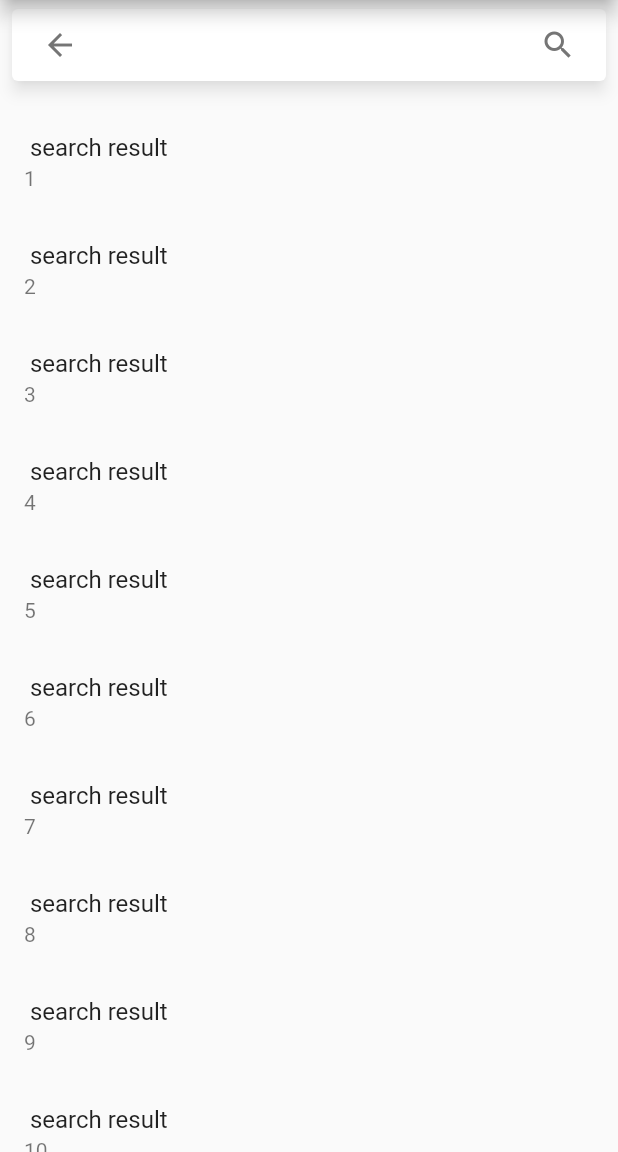
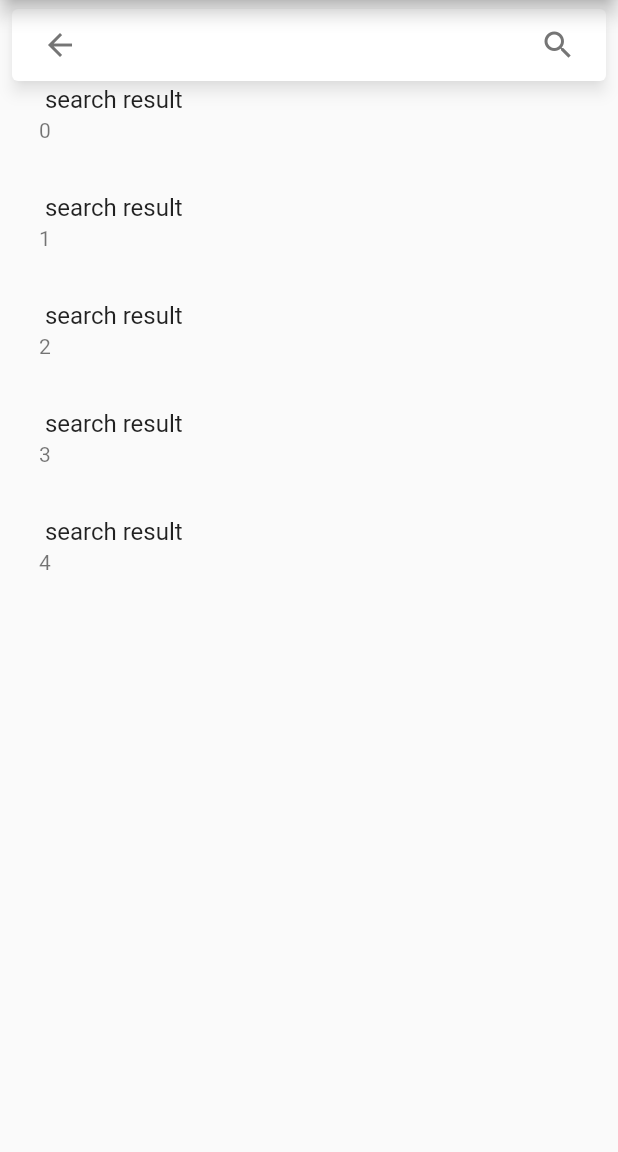
Before and after one commit to SwarajErra/hybrid, a Flutter app: the jobhomePage screen opened directly, on a phone screen of 412 x 824 dp, the part 84-1236 px from its top. Run offline on Flutter 3.47's test engine with Material 2 defaults, Android fonts, the phone set to English and light mode, and no system bars; drawn by our look-alikes of material_floating_search_bar; our stand-ins replace google_fonts, simple_gradient_text.

Commit message:
search bar

```diff
--- a/lib/Jobhomepage/JobhomePage.dart
+++ b/lib/Jobhomepage/JobhomePage.dart
@@ -11,11 +11,6 @@ class jobhomePage extends StatefulWidget {
 }
 
 class _jobhomePageState extends State<jobhomePage> {
-  static const historyLenght = 5;
-  Iterable<String> _searchHistory =
-      ['fuchsia', 'flutter', 'new iteam'].reversed;
-  List<String> filteredSearchHistory = [];
-  String titleInput = "";
 
   @override
   Widget build(BuildContext context) {
--- a/lib/Jobhomepage/Searchbar.dart
+++ b/lib/Jobhomepage/Searchbar.dart
@@ -20,14 +20,13 @@ class _searchBarState extends State<searchBar> {
   }
 
 // The currently searched-for term
-    String selectedTerm="";
+     String selectedTerm="";
 
 // The "raw" history that we don't access from the UI, prefilled with values
   List<String> _searchHistory = [
-    'fuchsia',
-    'flutter',
-    'widgets',
-    'resocoder',
+    'Any',
+    'Information Technology',
+    'general labour',
   ];
 
   late List<String> filteredSearchHistory;
@@ -78,6 +77,7 @@ class _searchBarState extends State<searchBar> {
 
   Widget build(BuildContext context) {
     return Scaffold(
+      resizeToAvoidBottomInset: false,
       body: FloatingSearchBar(
         controller: controller,
         body: FloatingSearchBarScrollNotifier(
@@ -90,7 +90,7 @@ class _searchBarState extends State<searchBar> {
             physics: BouncingScrollPhysics(),
             // Title is displayed on an unopened (inactive) search bar
             title: Text(
-              selectedTerm ?? 'search job',
+              selectedTerm,
               style: Theme.of(context).textTheme.headline6,
             ),
             // Hint gets displayed once the search bar is tapped and opened
--- a/lib/Jobhomepage/searchresultlistview.dart
+++ b/lib/Jobhomepage/searchresultlistview.dart
@@ -1,9 +1,8 @@
 import 'package:flutter/material.dart';
-
-
+import 'package:material_floating_search_bar/material_floating_search_bar.dart';
 
 class SearchResultsListView extends StatelessWidget {
-  final String searchTerm;
+  final String? searchTerm;
 
   const SearchResultsListView({
     required Key key,
@@ -24,15 +23,17 @@ class SearchResultsListView extends StatelessWidget {
             Text(
               'Start searching',
               style: Theme.of(context).textTheme.headline5,
-            )
+            ),
           ],
         ),
       );
     }
+    final fsb = FloatingSearchBar.of(context);
 
       return ListView(
+        padding: EdgeInsets.fromLTRB(10,40,10,10),
         children: List.generate(
-        50,
+          5,
           (index) => ListTile(
             title: Text('$searchTerm search result'),
             subtitle: Text(index.toString()),
--- a/pubspec.yaml
+++ b/pubspec.yaml
@@ -30,7 +30,7 @@ dependencies:
 
   flutter:
     sdk: flutter
-  material_floating_search_bar: ^0.2.6
+  material_floating_search_bar: ^0.3.6
 
 
   # The following adds the Cupertino Icons font to your application.
```
Also changed, not shown: pubspec.lock. Lines whose indentation alone changed are shown as unchanged.
